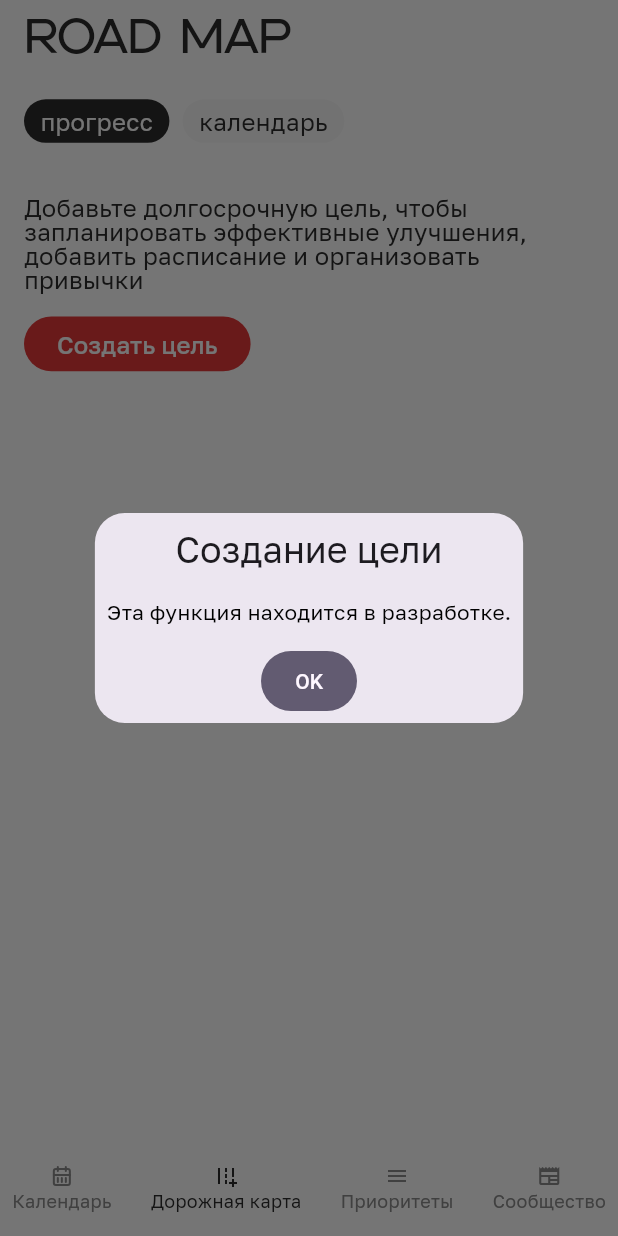
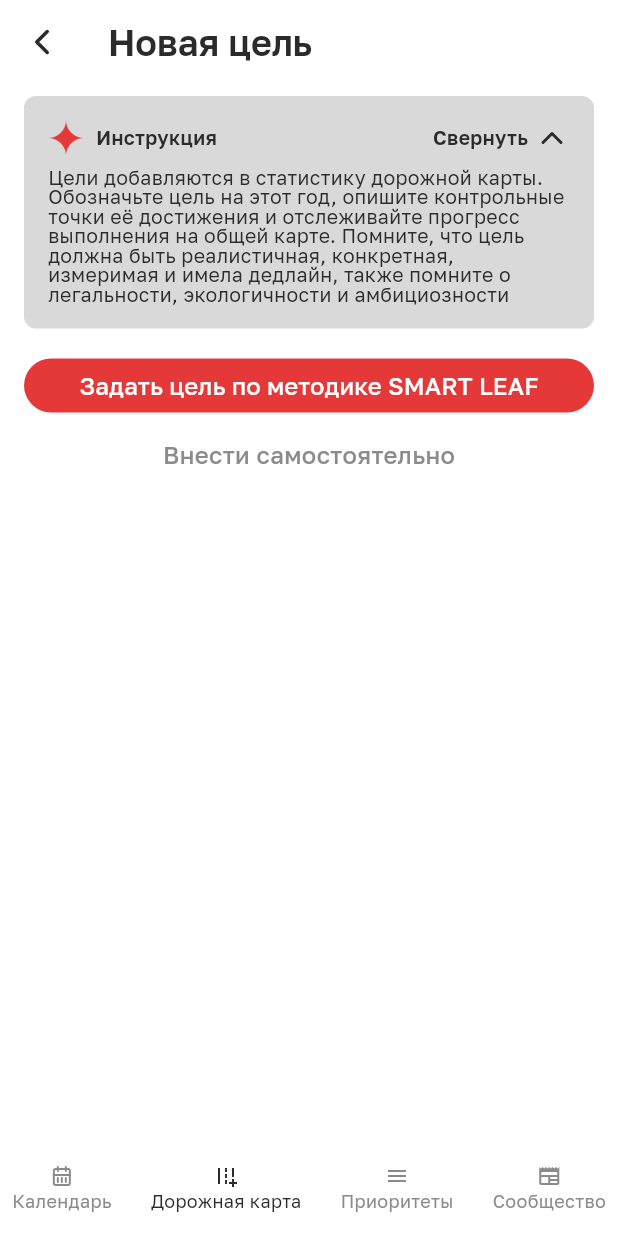
Before and after one commit to EbriusQuasimodo/kipish_m, a Flutter app: the screen it shows after launch, item 2 of the bottom bar chosen, after a tap on "Создать цель", on a phone screen of 412 x 824 dp. Run offline on Flutter 3.47's test engine with Material 3 defaults, Android fonts, the light colour scheme and no system bars; our stand-ins replace flutter_screenutil, flutter_tabler_icons, get, get_storage, talker_flutter; statements that could not run were skipped.

Commit message:
feat: add new goal screen

```diff
--- /dev/null
+++ b/lib/features/main/create_goal/bindings/create_goal_binding.dart
@@ -0,0 +1,12 @@
+import 'package:get/get.dart';
+import 'package:kipish_m/features/main/create_goal/controllers/create_goal_controller.dart';
+
+class CreateGoalBinding extends Bindings {
+  @override
+  void dependencies() {
+    Get.lazyPut<CreateGoalController>(
+      () => CreateGoalController(),
+      fenix: true,
+    );
+  }
+}
--- /dev/null
+++ b/lib/features/main/create_goal/controllers/create_goal_controller.dart
@@ -0,0 +1,20 @@
+import 'package:get/get.dart';
+import 'package:kipish_m/utils/base_controller.dart';
+
+class CreateGoalController extends BaseController {
+  // Состояние для отслеживания, развернута ли инструкция
+  var isInstructionExpanded = true.obs;
+
+  @override
+  void onInit() {
+    super.onInit();
+    // По умолчанию инструкция развернута
+    isInstructionExpanded.value = true;
+  }
+
+  // Метод для переключения состояния инструкции
+  void toggleInstruction() {
+    isInstructionExpanded.value = !isInstructionExpanded.value;
+    logger.debug('Instruction expanded: ${isInstructionExpanded.value}');
+  }
+}
--- /dev/null
+++ b/lib/features/main/create_goal/views/create_goal_view.dart
@@ -0,0 +1,132 @@
+import 'package:flutter/material.dart';
+import 'package:flutter_tabler_icons/flutter_tabler_icons.dart';
+import 'package:get/get.dart';
+import 'package:kipish_m/features/main/create_goal/controllers/create_goal_controller.dart';
+import 'package:kipish_m/services/app_theme.dart';
+import 'package:kipish_m/widgets/accent_button.dart';
+
+class CreateGoalView extends GetView<CreateGoalController> {
+  const CreateGoalView({super.key});
+
+  @override
+  Widget build(BuildContext context) {
+    // Получаем доступ к теме
+    final theme = Get.find<AppThemeController>();
+
+    // Убедимся, что контроллер инициализирован
+    if (!Get.isRegistered<CreateGoalController>()) {
+      Get.put(CreateGoalController());
+    }
+
+    return Padding(
+      padding: const EdgeInsets.symmetric(horizontal: 16, vertical: 8),
+      child: Column(
+        crossAxisAlignment: CrossAxisAlignment.start,
+        children: [
+          // Блок инструкции, весь кликабельный
+          GestureDetector(
+            onTap: controller.toggleInstruction,
+            child: Obx(() => _buildInstructionBlock(theme)),
+          ),
+
+          const SizedBox(height: 20),
+
+          // Кнопки создания цели
+          Center(
+            child: Column(
+              children: [
+                // Кнопка создания цели по методике SMART LEAF
+                SizedBox(
+                  width: context.width,
+                  child: AccentButton(
+                    text: 'Задать цель по методике SMART LEAF',
+                    onPressed: () {}, // Пустая функция вместо null
+                    height: 36,
+                  ),
+                ),
+
+                const SizedBox(height: 16),
+
+                // Кнопка самостоятельного задания цели
+                Text(
+                  'Внести самостоятельно',
+                  style: theme.mainTextAccent.copyWith(
+                    color: theme.accent_color_dark,
+                  ),
+                ),
+              ],
+            ),
+          ),
+        ],
+      ),
+    );
+  }
+
+  // Метод для построения блока инструкции (остается без изменений)
+  Widget _buildInstructionBlock(AppThemeController theme) {
+    return Container(
+      padding: const EdgeInsets.all(16),
+      decoration: BoxDecoration(
+        color: Color(theme.themes[0].accent_color_dark2),
+        borderRadius: BorderRadius.circular(8),
+      ),
+      child: Column(
+        crossAxisAlignment: CrossAxisAlignment.start,
+        children: [
+          Row(
+            children: [
+              // PNG иконка из ассетов
+              Image.asset(
+                'assets/images/kipish_icon.png',
+                width: 24,
+                height: 24,
+                color: theme.accent_color,
+              ),
+
+              const SizedBox(width: 8),
+
+              Text(
+                'Инструкция',
+                style: theme.hintTextAccent,
+              ),
+
+              const Spacer(),
+
+              // Визуальная кнопка сворачивания/разворачивания
+              Row(
+                children: [
+                  Text(
+                    controller.isInstructionExpanded.value
+                        ? 'Свернуть'
+                        : 'Развернуть',
+                    style: theme.hintTextAccent,
+                  ),
+                  const SizedBox(width: 4),
+                  Icon(
+                    controller.isInstructionExpanded.value
+                        ? TablerIcons.chevron_up
+                        : TablerIcons.chevron_down,
+                    color: theme.main_dark,
+                  ),
+                ],
+              ),
+            ],
+          ),
+
+          // Показываем текст инструкции только если она развернута
+          if (controller.isInstructionExpanded.value) ...[
+            const SizedBox(height: 8),
+            Text(
+              'Цели добавляются в статистику дорожной карты. '
+              'Обозначьте цель на этот год, опишите контрольные точки её достижения и '
+              'отслеживайте прогресс выполнения на общей карте. Помните, что цель должна быть '
+              'реалистичная, конкретная, измеримая и имела дедлайн, также помните о легальности, '
+              'экологичности и амбициозности',
+              style: theme.hintTextRegular,
+            ),
+          ],
+        ],
+      ),
+    );
+  }
+}
--- a/lib/features/main/home/controllers/home_controller.dart
+++ b/lib/features/main/home/controllers/home_controller.dart
@@ -1,11 +1,21 @@
+// lib/features/main/home/controllers/home_controller.dart
 import 'package:get/get.dart';
 import 'package:kipish_m/features/main/calendar/controllers/calendar_controller.dart';
+import 'package:kipish_m/features/main/create_goal/controllers/create_goal_controller.dart';
 import 'package:kipish_m/utils/base_controller.dart';
 import 'package:kipish_m/utils/constants.dart';
 
 class HomeController extends BaseController {
   Rx<int> selected_item = (-100).obs;
   var title = "".obs;
+  // Флаг для режима создания цели
+  var isCreatingGoal = false.obs;
+  // Сохраняем предыдущий заголовок
+  var previousTitle = "";
+  // Сохраняем предыдущий выбранный элемент
+  var previousSelectedItem = (-100).obs;
+
+  // Метод для удаления контроллеров при смене вкладки
   Future deleteControllers() async {
     //удаляем контроллеры каждой страницы
     if (Get.isRegistered<CalendarController>()) {
@@ -13,23 +23,68 @@ class HomeController extends BaseController {
     }
   }
 
-  Future selectItem(p0) async {
+  // Переход на другой таб нижней навигации
+  Future selectItem(int tabId) async {
+    // Если мы в режиме создания цели, выходим из него
+    if (isCreatingGoal.value) {
+      exitCreateGoalMode();
+    }
+
     await deleteControllers();
-    selected_item.value = p0;
+    selected_item.value = tabId;
+    selected_item.refresh();
 
-    selected_item.refresh();
-    // кастомная навигация из навбара
-    if (p0 == Constants.CALENDAR) {
+    // Устанавливаем заголовок в зависимости от выбранного таба
+    if (tabId == Constants.CALENDAR) {
       title.value = "Расписание";
-    } else if (p0 == Constants.ROADMAPS) {
+    } else if (tabId == Constants.ROADMAPS) {
       title.value = "ROAD MAP";
-    } else if (p0 == Constants.PRIORITIES) {
+    } else if (tabId == Constants.PRIORITIES) {
       title.value = "Приоритеты";
-    } else if (p0 == Constants.NEWS) {
+    } else if (tabId == Constants.NEWS) {
       title.value = "Сообщество";
     }
   }
 
+  // Активация режима создания цели
+  void showCreateGoalScreen() {
+    // Запоминаем текущее состояние для возможности возврата
+    previousTitle = title.value;
+    previousSelectedItem.value = selected_item.value;
+
+    // Устанавливаем новое состояние
+    title.value = "Новая цель";
+    isCreatingGoal.value = true;
+
+    // Инициализируем контроллер, если нужно
+    if (!Get.isRegistered<CreateGoalController>()) {
+      Get.put(CreateGoalController());
+    }
+
+    logger.debug("Entering create goal mode");
+  }
+
+  // Выход из режима создания цели
+  void exitCreateGoalMode() {
+    // Восстанавливаем предыдущее состояние
+    title.value = previousTitle;
+    isCreatingGoal.value = false;
+
+    logger.debug("Exiting create goal mode");
+  }
+
+  // Навигация к экрану создания цели (можно вызвать из любого места)
+  void navigateToCreateGoal() {
+    // Сначала переходим на таб дорожных карт, если не там
+    if (selected_item.value != Constants.ROADMAPS) {
+      selectItem(Constants.ROADMAPS);
+    }
+
+    // Затем активируем режим создания цели
+    showCreateGoalScreen();
+  }
+
+  // Инициализация
   getReady() {
     selectItem(Constants.CALENDAR);
   }
--- a/lib/features/main/home/views/home_view.dart
+++ b/lib/features/main/home/views/home_view.dart
@@ -1,10 +1,7 @@
-import 'dart:ui';
-import 'package:flutter/cupertino.dart';
 import 'package:flutter/material.dart';
-import 'package:flutter/rendering.dart';
-import 'package:flutter/widgets.dart';
 import 'package:flutter_tabler_icons/flutter_tabler_icons.dart';
 import 'package:get/get.dart';
+import 'package:kipish_m/features/main/create_goal/views/create_goal_view.dart';
 import 'package:kipish_m/features/main/home/controllers/home_controller.dart';
 import 'package:kipish_m/features/main/home/widgets/home_pager.dart';
 import 'package:kipish_m/services/app_theme.dart';
@@ -20,12 +17,23 @@ class HomeView extends GetView<HomeController> {
     return Obx(() {
       return Scaffold(
         resizeToAvoidBottomInset: false,
+        // Единый AppBar для всех состояний
         appBar: AppBar(
           scrolledUnderElevation: 0,
           backgroundColor: theme.main_light,
+          // Кнопка назад только для экрана создания цели
+          leading: controller.isCreatingGoal.value
+              ? GestureDetector(
+                  onTap: () => controller.exitCreateGoalMode(),
+                  child: Icon(TablerIcons.chevron_left,
+                      color: theme.main_dark, size: 28),
+                )
+              : null,
           title: Text(
             controller.title.value,
-            style: controller.selected_item.value == Constants.ROADMAPS
+            style: controller.isCreatingGoal.value
+                ? theme.heading2
+                : (controller.selected_item.value == Constants.ROADMAPS
                     ? theme.heading1
                     : TextStyle(
                         color: theme.main_dark,
@@ -35,7 +43,7 @@ class HomeView extends GetView<HomeController> {
                                 : 32,
                         fontWeight: FontWeight.w400,
                         fontFamily: 'GolosText',
-                  ),
+                      )),
           ),
         ),
         body: SafeArea(
@@ -48,7 +56,17 @@ class HomeView extends GetView<HomeController> {
                   child: Stack(
                     fit: StackFit.expand,
                     children: [
+                      // Используем IndexedStack для переключения между экранами
+                      IndexedStack(
+                        index: controller.isCreatingGoal.value ? 1 : 0,
+                        children: [
+                          // Основной контент приложения
                           const HomePager(),
+
+                          // Экран создания цели
+                          const CreateGoalView(),
+                        ],
+                      ),
                     ],
                   ),
                 ),
--- a/lib/features/main/road_maps/controllers/roadmap_controller.dart
+++ b/lib/features/main/road_maps/controllers/roadmap_controller.dart
@@ -1,4 +1,5 @@
 import 'package:get/get.dart';
+import 'package:kipish_m/features/main/home/controllers/home_controller.dart';
 import 'package:kipish_m/utils/base_controller.dart';
 
 class RoadmapController extends BaseController {
@@ -29,16 +30,12 @@ class RoadmapController extends BaseController {
   // Метод для создания новой цели
   void createGoal() {
     logger.debug('RoadmapController: Нажата кнопка "Создать цель"');
-    // В будущем здесь будет логика создания цели
-    // Например, открытие модального окна или навигация на другой экран
 
-    // Временный диалог для демонстрации
-    Get.defaultDialog(
-      title: 'Создание цели',
-      middleText: 'Эта функция находится в разработке.',
-      textConfirm: 'OK',
-      onConfirm: () => Get.back(),
-    );
+    // Получаем экземпляр HomeController для клиент-навигации
+    final homeController = Get.find<HomeController>();
+
+    // Вызываем метод для перехода в режим создания цели
+    homeController.showCreateGoalScreen();
   }
 
   @override
--- a/lib/features/main/road_maps/views/roadmap_view.dart
+++ b/lib/features/main/road_maps/views/roadmap_view.dart
@@ -3,6 +3,7 @@ import 'package:flutter_screenutil/flutter_screenutil.dart';
 import 'package:get/get.dart';
 import 'package:kipish_m/features/main/road_maps/controllers/roadmap_controller.dart';
 import 'package:kipish_m/services/app_theme.dart';
+import 'package:kipish_m/widgets/accent_button.dart';
 
 class RoadmapView extends GetView<RoadmapController> {
   const RoadmapView({super.key});
@@ -102,28 +103,9 @@ class RoadmapView extends GetView<RoadmapController> {
         SizedBox(height: 16.h),
 
         // Кнопка "Создать цель"
-        SizedBox(
-          height: 36.h, // Задаем фиксированную высоту кнопки
-          child: ElevatedButton(
-            onPressed: () => controller.createGoal(),
-            style: ElevatedButton.styleFrom(
-              backgroundColor: theme.accent_color,
-              foregroundColor: theme.main_light,
-              // Форма "терминатор" с максимальным скруглением
-              shape: RoundedRectangleBorder(
-                borderRadius: BorderRadius.circular(50.r),
-              ),
-              padding: EdgeInsets.symmetric(horizontal: 20.w),
-              // Минимальный размер кнопки для уменьшения внутреннего отступа
-              minimumSize: Size(0, 0),
-              // Отключаем tapTargetSize для меньшей внутренней высоты
-              tapTargetSize: MaterialTapTargetSize.shrinkWrap,
-            ),
-            child: Text(
-              'Создать цель',
-              style: theme.mainTextAccent,
-            ),
-          ),
+        AccentButton(
+          text: 'Создать цель',
+          onPressed: () => controller.createGoal(),
         ),
       ],
     );
--- a/lib/routes/app_pages.dart
+++ b/lib/routes/app_pages.dart
@@ -14,7 +14,6 @@ part 'app_routes.dart';
 //у нас есть по факту одна страница HomeView внтури приложения (пока что, но возможно потом добавится еще, если будут экраны вне нав бара), и LoginSigninView
 //страницы в навбаре будут переключатся вручную, в контроллере HomeView, а также контроллеры страниц будут там вручную удалятся, чтобы не срать в память
 // все экраны вне навбара будут переключаться через роутер, и контроллеры будут удаляться автоматически (а если не будут, то мы их удалим!!)
-
 
 class AppPages {
   AppPages._();
@@ -42,6 +41,5 @@ class AppPages {
       page: () => const SplashView(),
       binding: SplashBinding(),
     ),
-
   ];
 }
--- a/lib/routes/app_routes.dart
+++ b/lib/routes/app_routes.dart
@@ -8,6 +8,8 @@ abstract class Routes {
 
   static const SPLASH = _Paths.SPLASH;
   static const RESET_PASSWORD = _Paths.RESET_PASSWORD;
+
+  static const CREATE_GOAL = _Paths.CREATE_GOAL;
 }
 
 abstract class _Paths {
@@ -18,4 +20,6 @@ abstract class _Paths {
   static const RESET_PASSWORD = '/reset-password';
 
   static const SPLASH = '/';
+
+  static const CREATE_GOAL = '/create-goal';
 }
--- a/lib/services/app_theme.dart
+++ b/lib/services/app_theme.dart
@@ -1,9 +1,5 @@
-// ignore_for_file: public_member_api_docs, sort_constructors_first
-import 'dart:async';
-
 import 'package:flutter/material.dart';
 import 'package:get/get.dart';
-import 'package:google_fonts/google_fonts.dart';
 
 class AppThemeData {
   int index;
@@ -53,11 +49,20 @@ class AppThemeController extends GetxController {
 
   // Text Styles
 
-  // Heading 1 - Заголовок в стиле ROAD MAP
+  // Heading 1 - Заголовок главных экранов
   TextStyle get heading1 => TextStyle(
         fontFamily: 'Uncage',
         fontSize: 32,
         fontWeight: FontWeight.w400,
+        color: main_dark,
+      );
+
+  // Heading 2 - для заголовков экранов
+  TextStyle get heading2 => TextStyle(
+        fontFamily: 'GolosText',
+        fontSize: 24,
+        fontWeight: FontWeight
+            .w600, // w500 по фигме, но по визуалу w600 TODO: исправить при получении шрифтов
         color: main_dark,
       );
 
@@ -92,6 +97,24 @@ class AppThemeController extends GetxController {
         fontSize: 16,
         fontWeight: FontWeight.w400,
         color: main_light,
+      );
+
+  // Hint Text Accent - для заголовков и кнопок в инструкции
+  TextStyle get hintTextAccent => TextStyle(
+        fontFamily: 'GolosText',
+        fontSize: 13,
+        fontWeight: FontWeight
+            .w600, // w500 по фигме, но по визуалу w600 TODO: исправить при получении шрифтов
+        color: main_dark,
+      );
+
+// Hint Text Regular - для текста в инструкции
+  TextStyle get hintTextRegular => TextStyle(
+        fontFamily: 'GolosText',
+        fontSize: 13,
+        fontWeight: FontWeight.w400,
+        color: main_dark,
+        height: 1,
       );
 
   ThemeData _setTheme(AppThemeData themeData) {
--- /dev/null
+++ b/lib/widgets/accent_button.dart
@@ -0,0 +1,50 @@
+// lib/widgets/accent_button.dart
+import 'package:flutter/material.dart';
+import 'package:get/get.dart';
+import 'package:kipish_m/services/app_theme.dart';
+
+class AccentButton extends StatelessWidget {
+  final String text;
+  final VoidCallback onPressed;
+  final Color? backgroundColor;
+  final Color? textColor;
+  final double? height;
+
+  const AccentButton({
+    Key? key,
+    required this.text,
+    required this.onPressed,
+    this.backgroundColor,
+    this.textColor,
+    this.height,
+  }) : super(key: key);
+
+  @override
+  Widget build(BuildContext context) {
+    final theme = Get.find<AppThemeController>();
+
+    return SizedBox(
+      height: height ?? 36,
+      child: ElevatedButton(
+        onPressed: onPressed,
+        style: ElevatedButton.styleFrom(
+          backgroundColor: backgroundColor ?? theme.accent_color,
+          foregroundColor: textColor ?? theme.main_light,
+          // Форма "терминатор" с максимальным скруглением
+          shape: RoundedRectangleBorder(
+            borderRadius: BorderRadius.circular(50),
+          ),
+          padding: const EdgeInsets.symmetric(horizontal: 20),
+          // Минимальный размер кнопки для уменьшения внутреннего отступа
+          minimumSize: Size.zero,
+          // Отключаем tapTargetSize для меньшей внутренней высоты
+          tapTargetSize: MaterialTapTargetSize.shrinkWrap,
+        ),
+        child: Text(
+          text,
+          style: theme.mainTextAccent,
+        ),
+      ),
+    );
+  }
+}
```
Also changed, not shown: assets/images/kipish_icon.png (added), pubspec.lock. Lines whose indentation alone changed are shown as unchanged.
